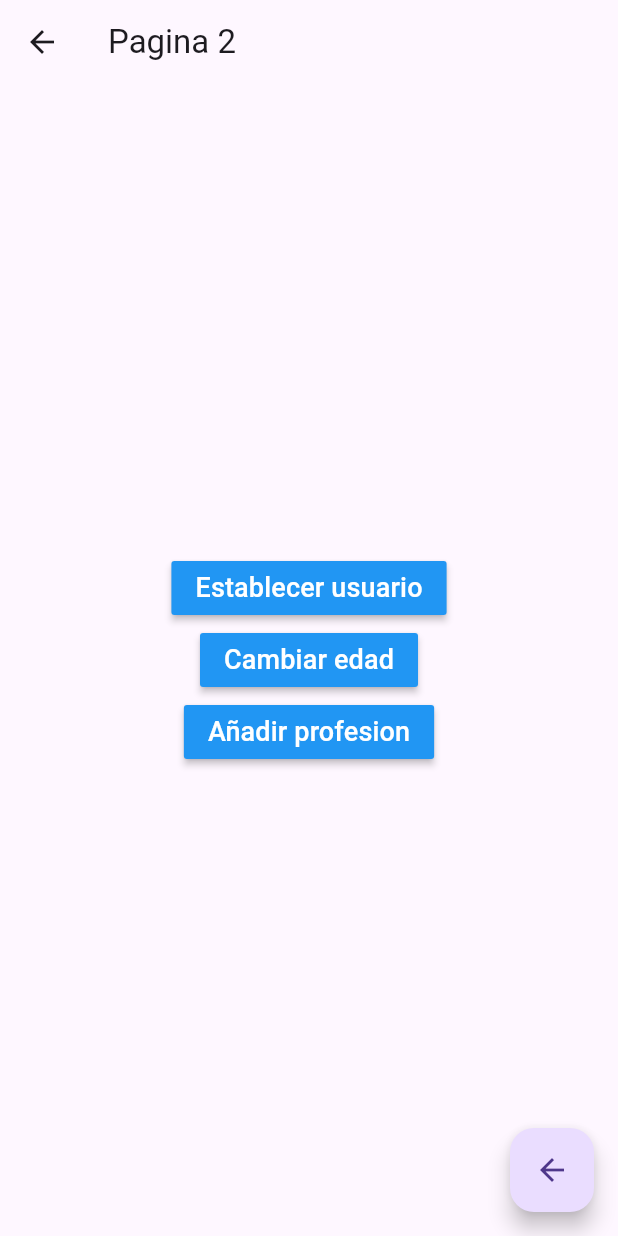
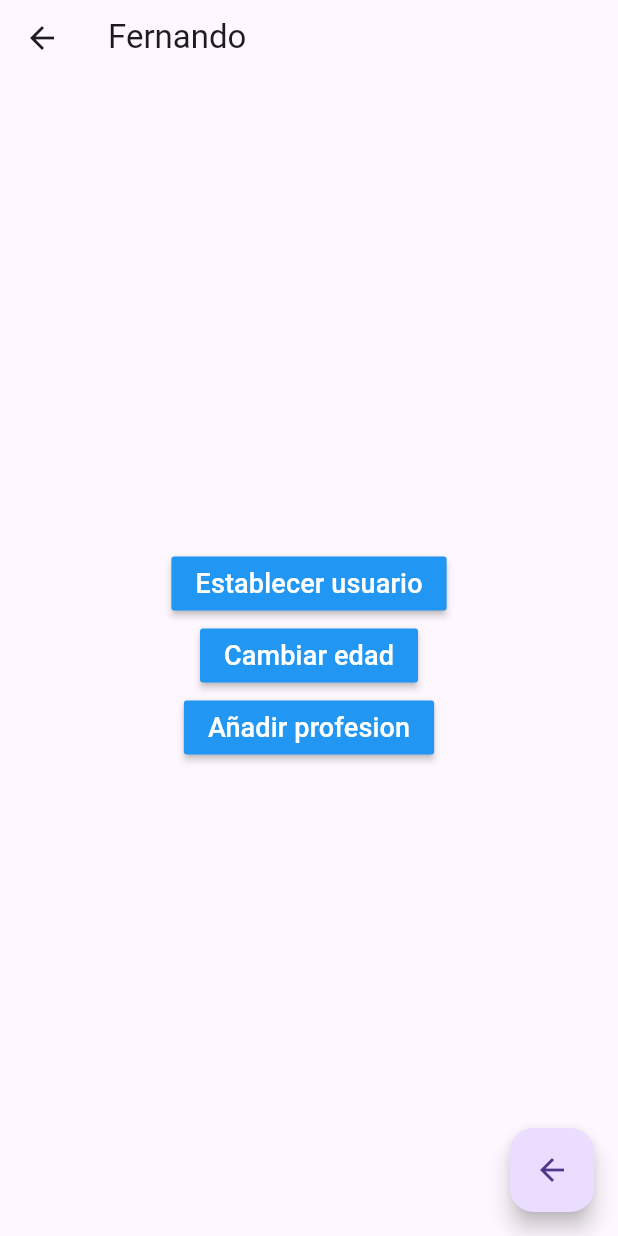
Before and after one commit to M-ADesigner/flutter-estados, a Flutter app: the PaginaPage2 screen opened by its route, after a tap on "Establecer usuario", on a phone screen of 412 x 824 dp. Run offline on Flutter 3.47's test engine with Material 3 defaults, Android fonts, the phone set to English and light mode, and no system bars; our stand-ins replace logger; accounts and stored records are empty.

Commit message:
fin singleton

```diff
--- a/lib/main.dart
+++ b/lib/main.dart
@@ -1,7 +1,9 @@
 import 'package:estados/screens/page1.dart';
 import 'package:estados/screens/page2.dart';
 import 'package:flutter/material.dart';
+import 'package:logger/logger.dart';
 
+var logger = Logger();
 void main() {
   runApp(const MyApp());
 }
--- a/lib/screens/page1.dart
+++ b/lib/screens/page1.dart
@@ -1,3 +1,5 @@
+import 'package:estados/models/usuario.dart';
+import 'package:estados/services/usuario_services.dart';
 import 'package:flutter/material.dart';
 
 class PaginaPage1 extends StatelessWidget {
@@ -13,7 +15,21 @@ class PaginaPage1 extends StatelessWidget {
                   fontWeight: FontWeight.bold)),
           backgroundColor: Colors.blue,
         ),
-        body: InformacionUsuario(),
+        body: StreamBuilder<Usuario>(
+          stream: usuarioServices.usuarioStream,
+          builder: (BuildContext context, AsyncSnapshot<Usuario> snapshot) {
+            return snapshot.hasData
+                ? InformacionUsuario(usuario: snapshot.data!)
+                : const Column(
+                    mainAxisAlignment: MainAxisAlignment.center,
+                    children: [
+                      Center(
+                        child: Text('No hay informacion'),
+                      ),
+                    ],
+                  );
+          },
+        ),
         floatingActionButton: FloatingActionButton(
           onPressed: () {
             Navigator.pushNamed(context, 'pagina2');
@@ -24,29 +40,33 @@ class PaginaPage1 extends StatelessWidget {
 }
 
 class InformacionUsuario extends StatelessWidget {
+  final Usuario usuario;
+  const InformacionUsuario({super.key, required this.usuario});
+
   @override
   Widget build(BuildContext context) {
     return Container(
       height: double.infinity,
       width: double.infinity,
       padding: const EdgeInsets.all(18),
-      child: const Column(
+      child: Column(
         crossAxisAlignment: CrossAxisAlignment.start,
         children: [
-          Text(
+          const Text(
             'General',
             style: TextStyle(fontSize: 20, fontWeight: FontWeight.bold),
           ),
-          Divider(),
-          ListTile(title: Text('Nombre: ')),
-          ListTile(title: Text('Edad: ')),
-          Text(
+          const Divider(),
+          ListTile(title: Text('Nombre: ${usuario.nombre}')),
+          ListTile(title: Text('Edad: ${usuario.edad}')),
+          const Text(
             'Profesiones',
             style: TextStyle(fontSize: 20, fontWeight: FontWeight.bold),
           ),
-          Divider(),
-          ListTile(title: Text('Profesion 1: ')),
-
+          const Divider(),
+          ListTile(
+              title: Text(
+                  'Profesion 1: ${usuario.profesiones[0] + ', ' + usuario.profesiones[1]}')),
         ],
       ),
     );
--- a/lib/screens/page2.dart
+++ b/lib/screens/page2.dart
@@ -1,28 +1,50 @@
+import 'package:estados/models/usuario.dart';
+import 'package:estados/services/usuario_services.dart';
 import 'package:flutter/material.dart';
 
 class PaginaPage2 extends StatelessWidget {
   const PaginaPage2({super.key});
+
   @override
   Widget build(BuildContext context) {
+    final usuario = Usuario(
+        nombre: 'Fernando', edad: 35, profesiones: ['Ingeniero', 'Profesor']);
     return Scaffold(
-        appBar: AppBar(title: const Text('Pagina 2')),
+        appBar: PreferredSize(
+          preferredSize: const Size.fromHeight(50),
+          child: StreamBuilder<Usuario>(
+              stream: usuarioServices.usuarioStream,
+              builder: (context, snapshot) {
+                return AppBar(
+                  title: snapshot.hasData
+                      ? Text(snapshot.data!.nombre)
+                      : const Text('Pagina 2'),
+                );
+              }),
+        ),
         body: Center(
           child: Column(
             mainAxisAlignment: MainAxisAlignment.center,
             children: [
               MaterialButton(
                   color: Colors.blue,
-                  onPressed: () {},
+                  onPressed: () {
+                    usuarioServices.cargarUsuario(usuario);
+                  },
                   child: const Text('Establecer usuario',
                       style: TextStyle(fontSize: 18, color: Colors.white))),
               MaterialButton(
                   color: Colors.blue,
-                  onPressed: () {},
+                  onPressed: () {
+                    usuarioServices.cambiarEdad(45);
+                  },
                   child: const Text('Cambiar edad',
                       style: TextStyle(fontSize: 18, color: Colors.white))),
               MaterialButton(
                   color: Colors.blue,
-                  onPressed: () {},
+                  onPressed: () {
+                    usuarioServices.agregarProfesion('Abogado');
+                  },
                   child: const Text('Añadir profesion',
                       style: TextStyle(fontSize: 18, color: Colors.white))),
             ],
--- a/pubspec.yaml
+++ b/pubspec.yaml
@@ -35,6 +35,7 @@ dependencies:
   # The following adds the Cupertino Icons font to your application.
   # Use with the CupertinoIcons class for iOS style icons.
   cupertino_icons: ^1.0.6
+  logger: ^2.2.0
 
 dev_dependencies:
   flutter_test:
```
Also changed, not shown: lib/services/usuario_services.dart (added, +49 -0 lines), pubspec.lock.
